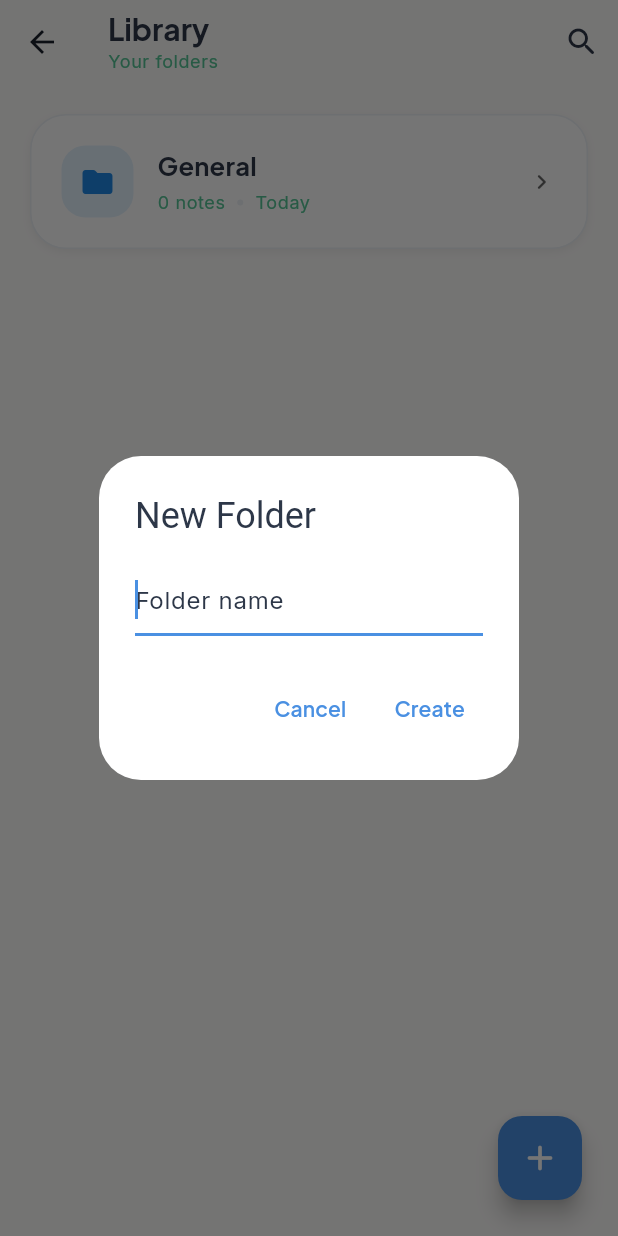
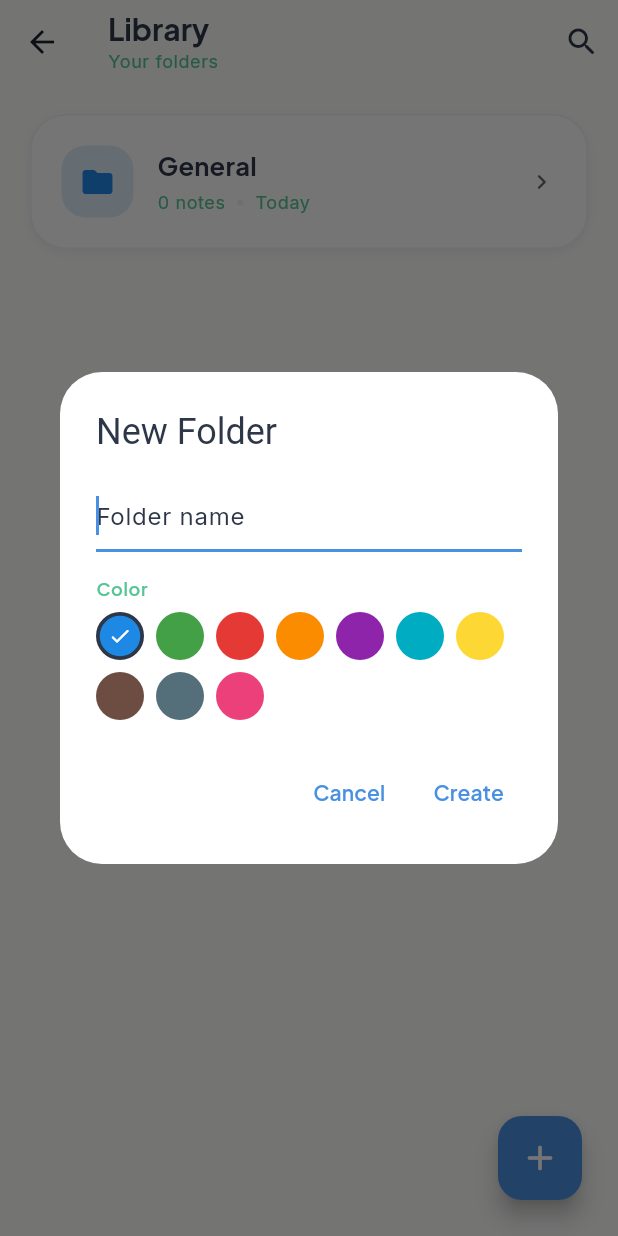
Before and after one commit to haridasnairm-beep/VoiceAIApp, a Flutter app: the FoldersPage screen opened by its route, after a tap on the "add" icon, after a tap on the "create new folder" icon, on a phone screen of 412 x 824 dp. Run offline on Flutter 3.47's test engine with Material 3 defaults, Android fonts, the phone set to English and light mode, and no system bars; our stand-ins replace file_picker, flutter_image_compress, flutter_local_notifications, flutter_riverpod, flutter_secure_storage, go_router and 14 more; missing offline and left inert: add_2_calendar, encrypt, flutter_quill, home_widget, record, whisper_flutter_new; accounts and stored records are empty.

Commit message:
Step 15 (Wave 5): Discoverability & Polish — badges, backup reminders, folder colors, tips, skeletons
15.1 Contextual tips system:
- TipService manages dismissed tip IDs via UserSettings.dismissedTips (HiveField 28)
- ContextualTip widget for non-blocking feature discovery tooltips
- 5 tip IDs: voice_task, project_reorder, search_filter, voice_organize, folder_project

15.2 Overdue task badge:
- Red badge on NoteCard showing count of overdue todos/reminders
- Displayed next to pin icon in metadata row

15.3 Smart backup reminder:
- BackupReminderBanner on Home screen when 10+ notes and no/old backup
- Dismissible per session; links to Backup & Restore

15.4 Auto-title edge cases:
- Improved fallback for non-English text and short sentences
- Raw first sentence used as last resort if > 1 word

15.5 Folder colors:
- colorValue (HiveField 10) on Folder model
- FolderColorPicker widget with 10 preset colors
- Color picker in folder creation dialog
- Folder card icons use folder color

15.6 What's New screen:
- Version-aware (lastSeenAppVersion HiveField 29)
- 6 feature entries; shows on version change

15.8 Loading skeletons:
- NoteCardSkeleton with shimmer animation
- SkeletonNoteList for list placeholders

Co-Authored-By: Claude Opus 4.6 <noreply@anthropic.com>

```diff
--- a/lib/models/folder.dart
+++ b/lib/models/folder.dart
@@ -34,6 +34,9 @@ class Folder extends HiveObject {
   @HiveField(9)
   List<String> projectDocumentIds;
 
+  @HiveField(10)
+  int? colorValue; // Color.value int; null = default
+
   Folder({
     required this.id,
     required this.name,
@@ -41,6 +44,7 @@ class Folder extends HiveObject {
     List<String>? topics,
     List<String>? noteIds,
     List<String>? projectDocumentIds,
+    this.colorValue,
     DateTime? createdAt,
     DateTime? updatedAt,
     this.isDeleted = false,
@@ -58,6 +62,7 @@ class Folder extends HiveObject {
         'topics': topics,
         'noteIds': noteIds,
         'projectDocumentIds': projectDocumentIds,
+        'colorValue': colorValue,
         'createdAt': createdAt.toIso8601String(),
         'updatedAt': updatedAt.toIso8601String(),
         'isDeleted': isDeleted,
@@ -71,6 +76,7 @@ class Folder extends HiveObject {
         topics: List<String>.from(m['topics'] as List? ?? []),
         noteIds: List<String>.from(m['noteIds'] as List? ?? []),
         projectDocumentIds: List<String>.from(m['projectDocumentIds'] as List? ?? []),
+        colorValue: m['colorValue'] as int?,
         createdAt: DateTime.parse(m['createdAt'] as String),
         updatedAt: DateTime.parse(m['updatedAt'] as String),
         isDeleted: m['isDeleted'] as bool? ?? false,
--- a/lib/pages/folders_page.dart
+++ b/lib/pages/folders_page.dart
@@ -7,6 +7,7 @@ import '../providers/folders_provider.dart';
 import '../providers/tags_provider.dart';
 import '../widgets/speed_dial_fab.dart';
 import '../widgets/empty_state_illustrated.dart';
+import '../widgets/folder_color_picker.dart';
 
 class FoldersPage extends ConsumerWidget {
   const FoldersPage({super.key});
@@ -139,19 +140,22 @@ class FoldersPage extends ConsumerWidget {
                         ],
 
                         // Folders list
-                        ...folders.map((folder) => _FolderCard(
+                        ...folders.map((folder) {
+                          final fc = folderColor(folder.colorValue);
+                          return _FolderCard(
                             title: folder.name,
                             noteCount: folder.noteIds.length,
                             projectCount: folder.projectDocumentIds.length,
                             lastActive: _formatDate(folder.updatedAt),
                             icon: Icons.folder_rounded,
-                              iconBg: const Color(0xFFE3F2FD),
-                              iconColor: const Color(0xFF1E88E5),
+                            iconBg: fc.withValues(alpha: 0.15),
+                            iconColor: fc,
                             onTap: () => context.push(
                               AppRoutes.folderDetail,
                               extra: {'folderId': folder.id},
                             ),
-                            )),
+                          );
+                        }),
 
                         const SizedBox(height: 80),
                       ],
@@ -187,16 +191,34 @@ class FoldersPage extends ConsumerWidget {
 
   void _showNewFolderDialog(BuildContext context, WidgetRef ref) {
     final controller = TextEditingController();
+    int? selectedColor;
     showDialog(
       context: context,
-      builder: (ctx) => AlertDialog(
+      builder: (ctx) => StatefulBuilder(
+        builder: (ctx, setDialogState) => AlertDialog(
           title: const Text('New Folder'),
-        content: TextField(
+          content: Column(
+            mainAxisSize: MainAxisSize.min,
+            crossAxisAlignment: CrossAxisAlignment.start,
+            children: [
+              TextField(
                 controller: controller,
                 autofocus: true,
                 decoration: const InputDecoration(
                   hintText: 'Folder name',
                 ),
+              ),
+              const SizedBox(height: 16),
+              Text('Color',
+                  style: Theme.of(ctx).textTheme.labelMedium?.copyWith(
+                      color: Theme.of(ctx).colorScheme.secondary)),
+              const SizedBox(height: 8),
+              FolderColorPicker(
+                selectedColorValue: selectedColor,
+                onColorSelected: (v) =>
+                    setDialogState(() => selectedColor = v),
+              ),
+            ],
           ),
           actions: [
             TextButton(
@@ -204,16 +226,25 @@ class FoldersPage extends ConsumerWidget {
               child: const Text('Cancel'),
             ),
             TextButton(
-            onPressed: () {
+              onPressed: () async {
                 final name = controller.text.trim();
                 if (name.isNotEmpty) {
-                ref.read(foldersProvider.notifier).addFolder(name: name);
-                Navigator.of(ctx).pop();
+                  final folder = await ref
+                      .read(foldersProvider.notifier)
+                      .addFolder(name: name);
+                  if (selectedColor != null) {
+                    folder.colorValue = selectedColor;
+                    await ref
+                        .read(foldersProvider.notifier)
+                        .updateFolder(folder);
+                  }
+                  if (ctx.mounted) Navigator.of(ctx).pop();
                 }
               },
               child: const Text('Create'),
             ),
           ],
+        ),
       ),
     );
   }
--- /dev/null
+++ b/lib/widgets/folder_color_picker.dart
@@ -0,0 +1,69 @@
+import 'package:flutter/material.dart';
+
+/// Preset folder colors (10 options).
+const folderPresetColors = <Color>[
+  Color(0xFF1E88E5), // Blue (default)
+  Color(0xFF43A047), // Green
+  Color(0xFFE53935), // Red
+  Color(0xFFFB8C00), // Orange
+  Color(0xFF8E24AA), // Purple
+  Color(0xFF00ACC1), // Teal
+  Color(0xFFFDD835), // Yellow
+  Color(0xFF6D4C41), // Brown
+  Color(0xFF546E7A), // Blue Grey
+  Color(0xFFEC407A), // Pink
+];
+
+/// Default folder color when none is selected.
+const defaultFolderColor = Color(0xFF1E88E5);
+
+/// Returns the Color for a folder's colorValue, or the default.
+Color folderColor(int? colorValue) {
+  if (colorValue == null) return defaultFolderColor;
+  return Color(colorValue);
+}
+
+/// Inline color picker row for folder creation/edit dialogs.
+class FolderColorPicker extends StatelessWidget {
+  final int? selectedColorValue;
+  final ValueChanged<int> onColorSelected;
+
+  const FolderColorPicker({
+    super.key,
+    this.selectedColorValue,
+    required this.onColorSelected,
+  });
+
+  @override
+  Widget build(BuildContext context) {
+    return Wrap(
+      spacing: 8,
+      runSpacing: 8,
+      children: folderPresetColors.map((color) {
+        final colorInt = color.toARGB32();
+        final isSelected = colorInt == selectedColorValue ||
+            (selectedColorValue == null && color == defaultFolderColor);
+        return GestureDetector(
+          onTap: () => onColorSelected(colorInt),
+          child: Container(
+            width: 32,
+            height: 32,
+            decoration: BoxDecoration(
+              color: color,
+              shape: BoxShape.circle,
+              border: isSelected
+                  ? Border.all(
+                      color: Theme.of(context).colorScheme.onSurface,
+                      width: 2.5)
+                  : null,
+            ),
+            child: isSelected
+                ? const Icon(Icons.check_rounded,
+                    size: 16, color: Colors.white)
+                : null,
+          ),
+        );
+      }).toList(),
+    );
+  }
+}
```
Also changed, not shown: lib/models/user_settings.dart (+13 -1 lines), lib/pages/home_page.dart (+16 -0 lines), lib/pages/whats_new_page.dart (added, +147 -0 lines), lib/providers/settings_provider.dart (+10 -0 lines), lib/services/tip_service.dart (added, +33 -0 lines), lib/services/title_generator_service.dart (+20 -2 lines), lib/widgets/backup_reminder_banner.dart (added, +82 -0 lines), lib/widgets/contextual_tip.dart (added, +72 -0 lines), lib/widgets/note_card.dart (+40 -3 lines), lib/widgets/skeleton_loader.dart (added, +137 -0 lines), lib/models/folder.g.dart, lib/models/user_settings.g.dart, 3 other files. Lines whose indentation alone changed are shown as unchanged.
